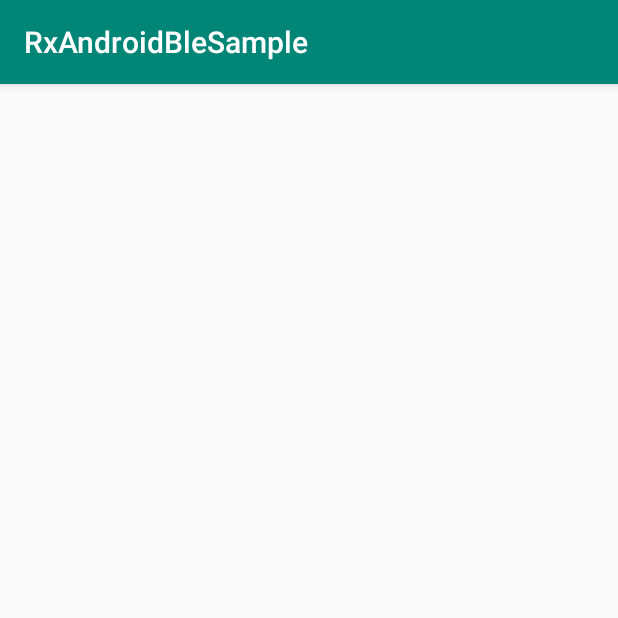
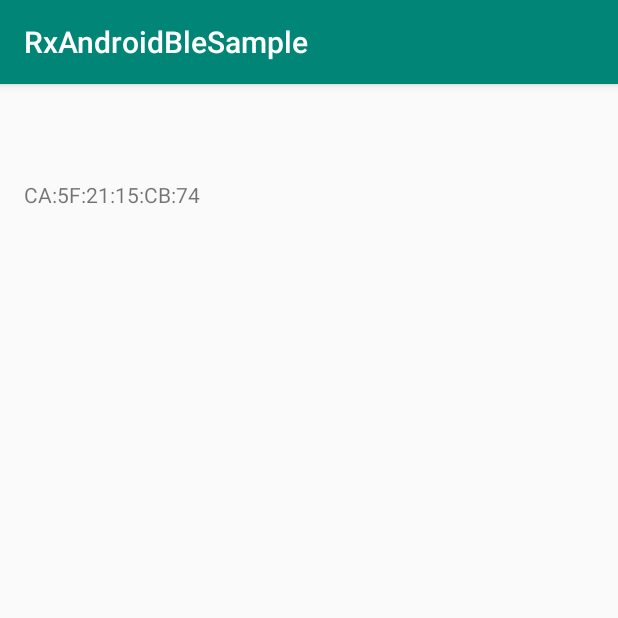
Before and after one commit to kanat/rxandroidble_sample, an Android app: the screen it shows after launch (MainActivity), on a phone screen of 412 x 824 dp, the top half of it. Run offline under Robolectric (Android 15) with nearby library versions, the phone set to English and light mode, and no system bars; our stand-ins replace RxJava, Timber; libraries missing offline, so code that uses them is left out: com.polidea.rxandroidble2; 4 statements that could not run were skipped.

```diff
--- a/app/src/main/java/com/sample/rxandroidble2/MainActivity.kt
+++ b/app/src/main/java/com/sample/rxandroidble2/MainActivity.kt
@@ -6,8 +6,10 @@ import androidx.appcompat.app.AppCompatActivity
 import com.polidea.rxandroidble2.*
 import io.reactivex.Single
 import io.reactivex.android.schedulers.AndroidSchedulers
+import io.reactivex.schedulers.Schedulers
 import kotlinx.android.synthetic.main.activity_main.*
 import timber.log.Timber
+import java.util.concurrent.Executors
 import java.util.concurrent.TimeUnit
 import kotlin.LazyThreadSafetyMode.NONE
 
@@ -24,7 +26,8 @@ private const val ID_UPDATE_UI = 4
 @SuppressLint("SetTextI18n")
 class MainActivity : AppCompatActivity() {
 
-    private val uiScheduler get() = AndroidSchedulers.mainThread()
+    private val scheduler = Schedulers.from(Executors.newSingleThreadExecutor())
+    private val uiScheduler = AndroidSchedulers.mainThread()
     private val rxBleClient by lazy(NONE) { RxBleClient.create(this) }
     private val disposables: Disposables = Disposables()
 
@@ -33,6 +36,7 @@ class MainActivity : AppCompatActivity() {
     override fun onCreate(savedInstanceState: Bundle?) {
         super.onCreate(savedInstanceState)
         setContentView(R.layout.activity_main)
+        addressView.text = ADDRESS
         Timber.uprootAll()
         Timber.plant(Timber.DebugTree())
         RxBleClient.updateLogOptions(
@@ -62,7 +66,7 @@ class MainActivity : AppCompatActivity() {
     private fun listenConnection() {
         disposables.add(ID_CONNECTION, rxBleClient.getBleDevice().observeConnectionStateChanges()
             .doOnSubscribe { Timber.tag(TAG).d("[listenConnection] no args") }
-            .observeOn(uiScheduler)
+            .observeOn(scheduler)
             .subscribe({
                 Timber.tag(TAG).d("[listenConnection] emitted: %s", it)
                 updateUI(it)
@@ -76,12 +80,13 @@ class MainActivity : AppCompatActivity() {
 
     private fun updateUI(state: RxBleConnection.RxBleConnectionState) {
         disposables.add(ID_UPDATE_UI, uiScheduler.scheduleDirect {
-            connectionView.text = "[$ADDRESS] $state"
+            connectionView.text = "$state"
         })
     }
 
     private fun connect() {
         disposables.add(ID_CONNECT, rxBleClient.getBleDevice().establishConnection(AUTO_CONNECT, Timeout(TIMEOUT, TimeUnit.SECONDS))
+            .observeOn(scheduler)
             .doOnSubscribe { Timber.tag(TAG).d("[connect] no args") }
             .subscribe({
                 Timber.tag(TAG).d("[connect] emitted: %s", it)
@@ -94,7 +99,7 @@ class MainActivity : AppCompatActivity() {
 
 
     private fun scheduleReconnect() {
-        disposables.add(ID_RECONNECT, Single.timer(2L, TimeUnit.SECONDS)
+        disposables.add(ID_RECONNECT, Single.timer(2L, TimeUnit.SECONDS, scheduler)
             .doOnSubscribe { Timber.tag(TAG).d("[scheduleReconnect] no args") }
             .subscribe({
                 Timber.tag(TAG).d("[scheduleReconnect] emitted: %s", it)
--- a/app/src/main/res/layout/activity_main.xml
+++ b/app/src/main/res/layout/activity_main.xml
@@ -11,10 +11,24 @@
         android:id="@+id/connectionView"
         android:layout_width="wrap_content"
         android:layout_height="wrap_content"
-        app:layout_constraintBottom_toBottomOf="parent"
+        android:layout_marginStart="16dp"
+        android:layout_marginTop="16dp"
+        app:layout_constraintHorizontal_bias="0.0"
         app:layout_constraintLeft_toLeftOf="parent"
         app:layout_constraintRight_toRightOf="parent"
-        app:layout_constraintTop_toTopOf="parent"
+        app:layout_constraintTop_toBottomOf="@+id/addressView"
         tools:text="Connecting" />
 
+    <TextView
+        android:id="@+id/addressView"
+        android:layout_width="wrap_content"
+        android:layout_height="wrap_content"
+        android:layout_marginStart="16dp"
+        android:layout_marginTop="64dp"
+        app:layout_constraintEnd_toEndOf="parent"
+        app:layout_constraintHorizontal_bias="0.0"
+        app:layout_constraintStart_toStartOf="parent"
+        app:layout_constraintTop_toTopOf="parent"
+        tools:text="Address" />
+
 </androidx.constraintlayout.widget.ConstraintLayout>
```
